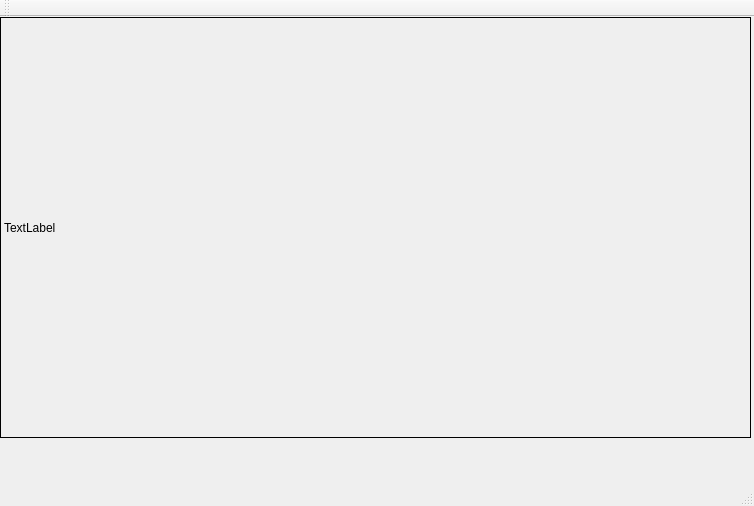
Before: the Qt Designer form mainwindow.ui in JesusMiramontes/QT-MatrixTransformations, drawn with Qt 5.
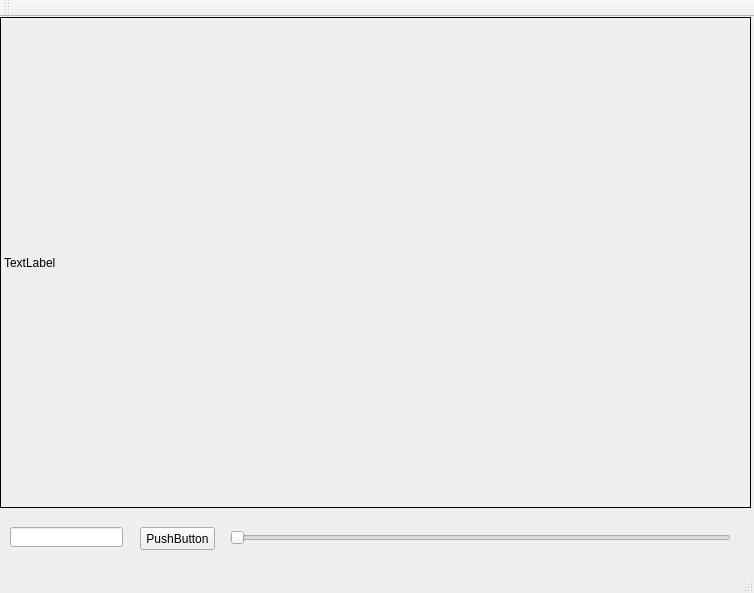
After: the same form once the commit is applied.

Commit message: Slider gira triangulos

The edit to the form file:
```diff
--- a/mainwindow.ui
+++ b/mainwindow.ui
@@ -7,7 +7,7 @@
     <x>0</x>
     <y>0</y>
     <width>754</width>
-    <height>506</height>
+    <height>593</height>
    </rect>
   </property>
   <property name="windowTitle">
@@ -20,7 +20,7 @@
       <x>0</x>
       <y>0</y>
       <width>751</width>
-      <height>421</height>
+      <height>491</height>
      </rect>
     </property>
     <property name="frameShape">
@@ -30,6 +30,48 @@
      <string>TextLabel</string>
     </property>
    </widget>
+   <widget class="QLineEdit" name="iTheta">
+    <property name="geometry">
+     <rect>
+      <x>10</x>
+      <y>510</y>
+      <width>113</width>
+      <height>20</height>
+     </rect>
+    </property>
+   </widget>
+   <widget class="QPushButton" name="btnGirarTriangulos">
+    <property name="geometry">
+     <rect>
+      <x>140</x>
+      <y>510</y>
+      <width>75</width>
+      <height>23</height>
+     </rect>
+    </property>
+    <property name="text">
+     <string>PushButton</string>
+    </property>
+   </widget>
+   <widget class="QSlider" name="horizontalSlider">
+    <property name="geometry">
+     <rect>
+      <x>230</x>
+      <y>510</y>
+      <width>501</width>
+      <height>22</height>
+     </rect>
+    </property>
+    <property name="minimum">
+     <number>90</number>
+    </property>
+    <property name="maximum">
+     <number>450</number>
+    </property>
+    <property name="orientation">
+     <enum>Qt::Horizontal</enum>
+    </property>
+   </widget>
   </widget>
   <widget class="QMenuBar" name="menuBar">
    <property name="geometry">
```
The commit also changes 4 other files.
